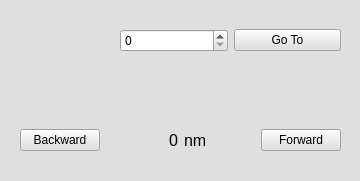
Before: the Qt Designer form cvi.ui in IFAEControl/CVIMonochromatorAPI, drawn with Qt 5.
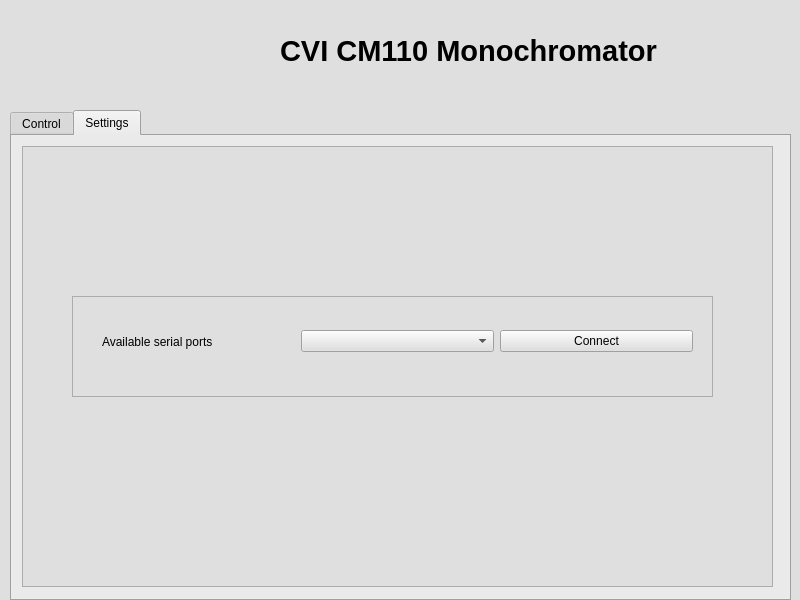
After: the same form once the commit is applied. Icons and pictures are not drawn.

Commit message: Added dynamic serial ports selection

```diff
--- a/cvi.ui
+++ b/cvi.ui
@@ -6,8 +6,8 @@
    <rect>
     <x>0</x>
     <y>0</y>
-    <width>360</width>
-    <height>181</height>
+    <width>800</width>
+    <height>600</height>
    </rect>
   </property>
   <property name="palette">
@@ -458,39 +458,87 @@
   <property name="autoFillBackground">
    <bool>false</bool>
   </property>
-  <widget class="QWidget" name="horizontalLayoutWidget_2">
-   <property name="geometry">
-    <rect>
-     <x>120</x>
-     <y>20</y>
-     <width>221</width>
-     <height>41</height>
-    </rect>
-   </property>
-   <layout class="QHBoxLayout" name="horizontalLayout_2">
-    <item>
-     <widget class="QSpinBox" name="spinBox">
-      <property name="maximum">
-       <number>1000</number>
-      </property>
-     </widget>
-    </item>
-    <item>
-     <widget class="QPushButton" name="gotoButton">
-      <property name="text">
-       <string>Go To</string>
-      </property>
-     </widget>
-    </item>
-   </layout>
-  </widget>
-  <widget class="QWidget" name="horizontalLayoutWidget">
+  <widget class="QLabel" name="logoPic">
    <property name="geometry">
     <rect>
      <x>20</x>
-     <y>120</y>
-     <width>321</width>
-     <height>40</height>
+     <y>20</y>
+     <width>211</width>
+     <height>61</height>
+    </rect>
+   </property>
+   <property name="text">
+    <string/>
+   </property>
+   <property name="pixmap">
+    <pixmap>data/ifae_logo.png</pixmap>
+   </property>
+   <property name="scaledContents">
+    <bool>true</bool>
+   </property>
+  </widget>
+  <widget class="QTabWidget" name="mainTabsWidget">
+   <property name="geometry">
+    <rect>
+     <x>10</x>
+     <y>110</y>
+     <width>781</width>
+     <height>491</height>
+    </rect>
+   </property>
+   <property name="autoFillBackground">
+    <bool>true</bool>
+   </property>
+   <property name="currentIndex">
+    <number>1</number>
+   </property>
+   <widget class="QWidget" name="controlTab">
+    <attribute name="title">
+     <string>Control</string>
+    </attribute>
+    <widget class="QFrame" name="frame">
+     <property name="geometry">
+      <rect>
+       <x>10</x>
+       <y>10</y>
+       <width>751</width>
+       <height>441</height>
+      </rect>
+     </property>
+     <property name="autoFillBackground">
+      <bool>true</bool>
+     </property>
+     <property name="frameShape">
+      <enum>QFrame::StyledPanel</enum>
+     </property>
+     <property name="frameShadow">
+      <enum>QFrame::Raised</enum>
+     </property>
+     <widget class="QFrame" name="frame_3">
+      <property name="geometry">
+       <rect>
+        <x>170</x>
+        <y>90</y>
+        <width>401</width>
+        <height>201</height>
+       </rect>
+      </property>
+      <property name="autoFillBackground">
+       <bool>true</bool>
+      </property>
+      <property name="frameShape">
+       <enum>QFrame::StyledPanel</enum>
+      </property>
+      <property name="frameShadow">
+       <enum>QFrame::Raised</enum>
+      </property>
+      <widget class="QWidget" name="horizontalLayoutWidget">
+       <property name="geometry">
+        <rect>
+         <x>30</x>
+         <y>150</y>
+         <width>341</width>
+         <height>31</height>
     </rect>
    </property>
    <layout class="QHBoxLayout" name="horizontalLayout">
@@ -536,6 +584,129 @@
      </widget>
     </item>
    </layout>
+      </widget>
+      <widget class="QWidget" name="horizontalLayoutWidget_2">
+       <property name="geometry">
+        <rect>
+         <x>90</x>
+         <y>80</y>
+         <width>221</width>
+         <height>31</height>
+        </rect>
+       </property>
+       <layout class="QHBoxLayout" name="horizontalLayout_2">
+        <item>
+         <widget class="QSpinBox" name="spinBox">
+          <property name="maximum">
+           <number>1000</number>
+          </property>
+         </widget>
+        </item>
+        <item>
+         <widget class="QPushButton" name="gotoButton">
+          <property name="text">
+           <string>Go To</string>
+          </property>
+         </widget>
+        </item>
+       </layout>
+      </widget>
+     </widget>
+    </widget>
+   </widget>
+   <widget class="QWidget" name="settingsTab">
+    <attribute name="title">
+     <string>Settings</string>
+    </attribute>
+    <widget class="QFrame" name="frame_2">
+     <property name="geometry">
+      <rect>
+       <x>10</x>
+       <y>10</y>
+       <width>751</width>
+       <height>441</height>
+      </rect>
+     </property>
+     <property name="autoFillBackground">
+      <bool>true</bool>
+     </property>
+     <property name="frameShape">
+      <enum>QFrame::StyledPanel</enum>
+     </property>
+     <property name="frameShadow">
+      <enum>QFrame::Raised</enum>
+     </property>
+     <widget class="QFrame" name="frame_4">
+      <property name="geometry">
+       <rect>
+        <x>50</x>
+        <y>150</y>
+        <width>641</width>
+        <height>101</height>
+       </rect>
+      </property>
+      <property name="autoFillBackground">
+       <bool>true</bool>
+      </property>
+      <property name="frameShape">
+       <enum>QFrame::StyledPanel</enum>
+      </property>
+      <property name="frameShadow">
+       <enum>QFrame::Raised</enum>
+      </property>
+      <widget class="QWidget" name="horizontalLayoutWidget_3">
+       <property name="geometry">
+        <rect>
+         <x>30</x>
+         <y>30</y>
+         <width>591</width>
+         <height>31</height>
+        </rect>
+       </property>
+       <layout class="QHBoxLayout" name="horizontalLayout_3">
+        <item>
+         <widget class="QLabel" name="label_2">
+          <property name="text">
+           <string>Available serial ports</string>
+          </property>
+         </widget>
+        </item>
+        <item>
+         <widget class="QComboBox" name="availableSerialsList"/>
+        </item>
+        <item>
+         <widget class="QPushButton" name="connectSerialButton">
+          <property name="text">
+           <string>Connect</string>
+          </property>
+         </widget>
+        </item>
+       </layout>
+      </widget>
+     </widget>
+    </widget>
+   </widget>
+  </widget>
+  <widget class="QLabel" name="label">
+   <property name="geometry">
+    <rect>
+     <x>280</x>
+     <y>20</y>
+     <width>491</width>
+     <height>61</height>
+    </rect>
+   </property>
+   <property name="font">
+    <font>
+     <family>Arial</family>
+     <pointsize>22</pointsize>
+     <weight>75</weight>
+     <bold>true</bold>
+    </font>
+   </property>
+   <property name="text">
+    <string>CVI CM110 Monochromator</string>
+   </property>
   </widget>
  </widget>
  <resources/>
```
Lines whose indentation alone changed are shown as unchanged. The commit also changes 4 other files.
